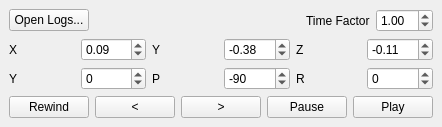
This is basestation/logplayer.ui in wpfhtl/octocopter as Qt 5 draws it before an edit. The edited form follows.
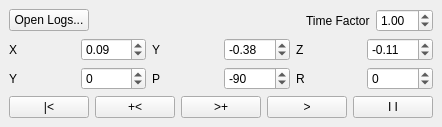
This is the edited form.

The edit to the form file:
```diff
--- a/basestation/logplayer.ui
+++ b/basestation/logplayer.ui
@@ -6,7 +6,7 @@
    <rect>
     <x>0</x>
     <y>0</y>
-    <width>261</width>
+    <width>226</width>
     <height>142</height>
    </rect>
   </property>
@@ -218,20 +218,27 @@
       <item>
        <widget class="QPushButton" name="mPushButtonRewind">
         <property name="text">
-         <string>Rewind</string>
+         <string>|&lt;</string>
         </property>
        </widget>
       </item>
       <item>
        <widget class="QPushButton" name="mPushButtonStepBack">
         <property name="text">
-         <string>&lt;</string>
+         <string>+&lt;</string>
         </property>
        </widget>
       </item>
       <item>
        <widget class="QPushButton" name="mPushButtonStepForward">
         <property name="text">
+         <string>&gt;+</string>
+        </property>
+       </widget>
+      </item>
+      <item>
+       <widget class="QPushButton" name="mPushButtonPlay">
+        <property name="text">
          <string>&gt;</string>
         </property>
        </widget>
@@ -239,14 +246,7 @@
       <item>
        <widget class="QPushButton" name="mPushButtonPause">
         <property name="text">
-         <string>Pause</string>
-        </property>
-       </widget>
-      </item>
-      <item>
-       <widget class="QPushButton" name="mPushButtonPlay">
-        <property name="text">
-         <string>Play</string>
+         <string>I I</string>
         </property>
        </widget>
       </item>
```
Left out of the diff: 2 changed lines with no effect on the pictures.
